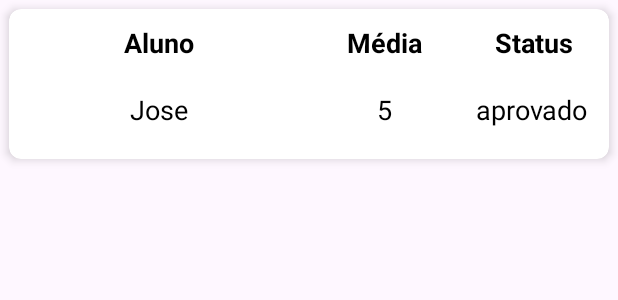
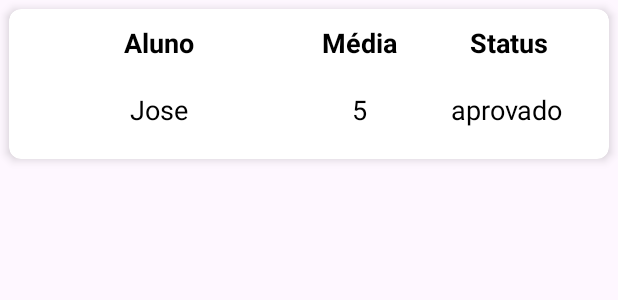
Before and after one commit to renatocouto1867/RenatoCouto_AppClienteProviderAlunos, an Android app: the layout item_medias_card.xml on its own in the app's theme, with its tools: preview values and no code run, on a phone screen of 412 x 824 dp. Shown: the top 300 px of the screen. Run offline under Robolectric (Android 15) with nearby library versions, the phone set to English and light mode, and no system bars.

Commit message:
versao 22-1-2025 10:03

```diff
--- a/app/src/main/java/com/example/renatocouto_appclienteprovideralunos/ui/home/HomeFragment.java
+++ b/app/src/main/java/com/example/renatocouto_appclienteprovideralunos/ui/home/HomeFragment.java
@@ -31,7 +31,6 @@ public class HomeFragment extends Fragment {
     @Override
     public View onCreateView(LayoutInflater inflater, ViewGroup container,
                              Bundle savedInstanceState) {
-        // Inflate the layout for this fragment
         return inflater.inflate(R.layout.fragment_home, container, false);
     }
 }
--- a/app/src/main/res/layout/item_medias_card.xml
+++ b/app/src/main/res/layout/item_medias_card.xml
@@ -25,7 +25,7 @@
                 style="@style/RotuloListaAlunos"
                 android:layout_width="0dp"
                 android:layout_height="wrap_content"
-                android:layout_weight="2"
+                android:layout_weight="3"
                 android:gravity="center"
                 android:text="@string/alunos"
                 android:textStyle="bold" />
@@ -43,7 +43,7 @@
                 style="@style/RotuloListaAlunos"
                 android:layout_width="0dp"
                 android:layout_height="wrap_content"
-                android:layout_weight="1"
+                android:layout_weight="2"
                 android:gravity="center"
                 android:text="@string/status"
                 android:textStyle="bold" />
@@ -63,7 +63,7 @@
                 style="@style/RotuloListaAlunos"
                 android:layout_width="0dp"
                 android:layout_height="match_parent"
-                android:layout_weight="2"
+                android:layout_weight="3"
                 android:gravity="center"
                 tools:text="Jose" />
 
@@ -83,7 +83,7 @@
                 style="@style/RotuloListaAlunos"
                 android:layout_width="0dp"
                 android:layout_height="match_parent"
-                android:layout_weight="1"
+                android:layout_weight="2"
                 android:gravity="center"
                 android:paddingEnd="3dp"
                 tools:text="aprovado" />
```
